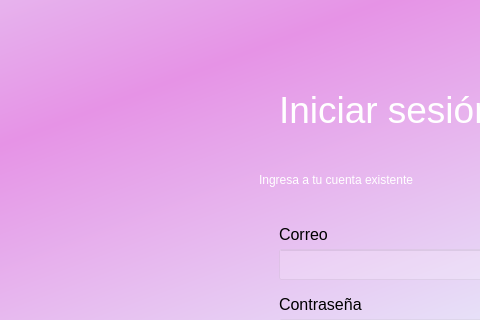
Vethariel/MIR-Programacion-Computadores, file iniciarSesion.ui: the form before one commit; both pictures show x 0 to 480 and y 0 to 320 of the 750 by 550 pixel window.
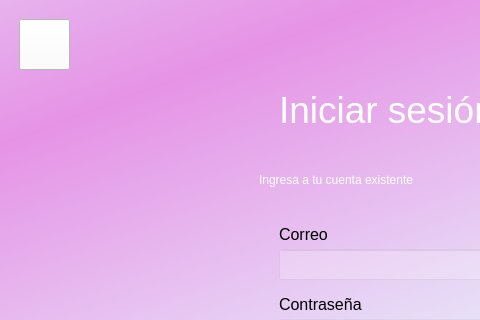
The form after the commit. Icons and pictures are not drawn.

Commit message: Return button added

Diff of the .ui file:
```diff
--- a/iniciarSesion.ui
+++ b/iniciarSesion.ui
@@ -146,7 +146,7 @@
      </rect>
     </property>
     <property name="styleSheet">
-     <string notr="true"/>
+     <string notr="true">background-color: rgb(255, 255, 255);</string>
     </property>
     <property name="text">
      <string>Crear cuenta</string>
@@ -185,6 +185,25 @@
      <string/>
     </property>
    </widget>
+   <widget class="QPushButton" name="boton_regreso">
+    <property name="geometry">
+     <rect>
+      <x>20</x>
+      <y>20</y>
+      <width>51</width>
+      <height>51</height>
+     </rect>
+    </property>
+    <property name="styleSheet">
+     <string notr="true">background-image: url(&quot;return.png&quot;);
+background-repeat: no-repeat;
+background-position: center;
+background-color: rgb(255, 255, 255);</string>
+    </property>
+    <property name="text">
+     <string/>
+    </property>
+   </widget>
   </widget>
  </widget>
  <resources/>
```
Left out of the diff: 4 changed lines with no effect on the pictures. The commit also changes 1 other file.
